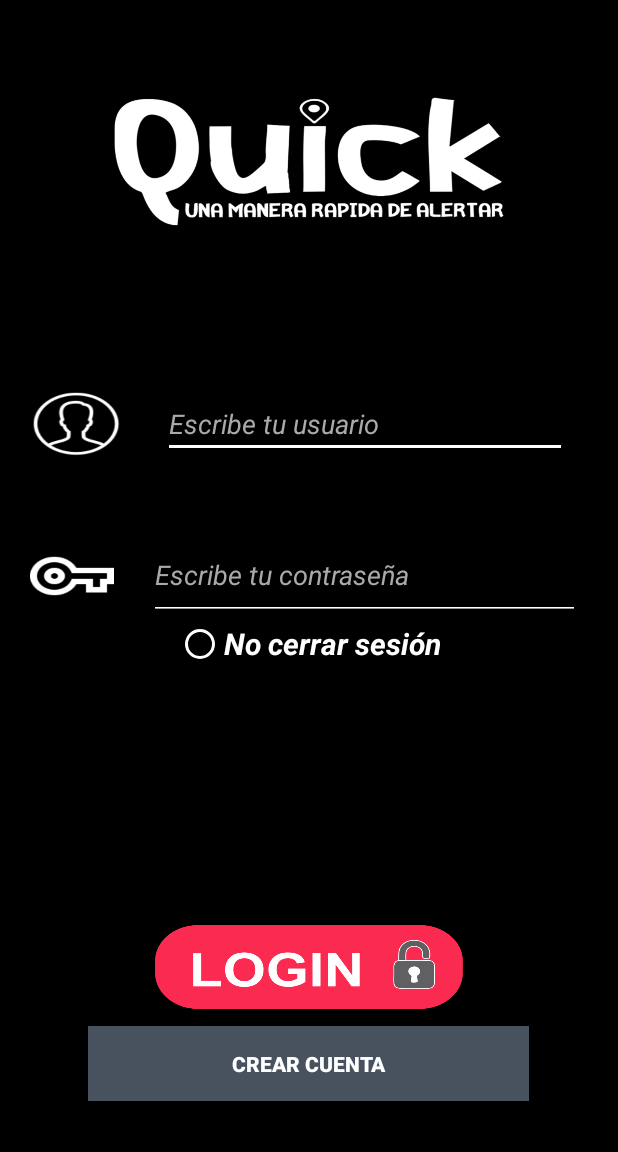
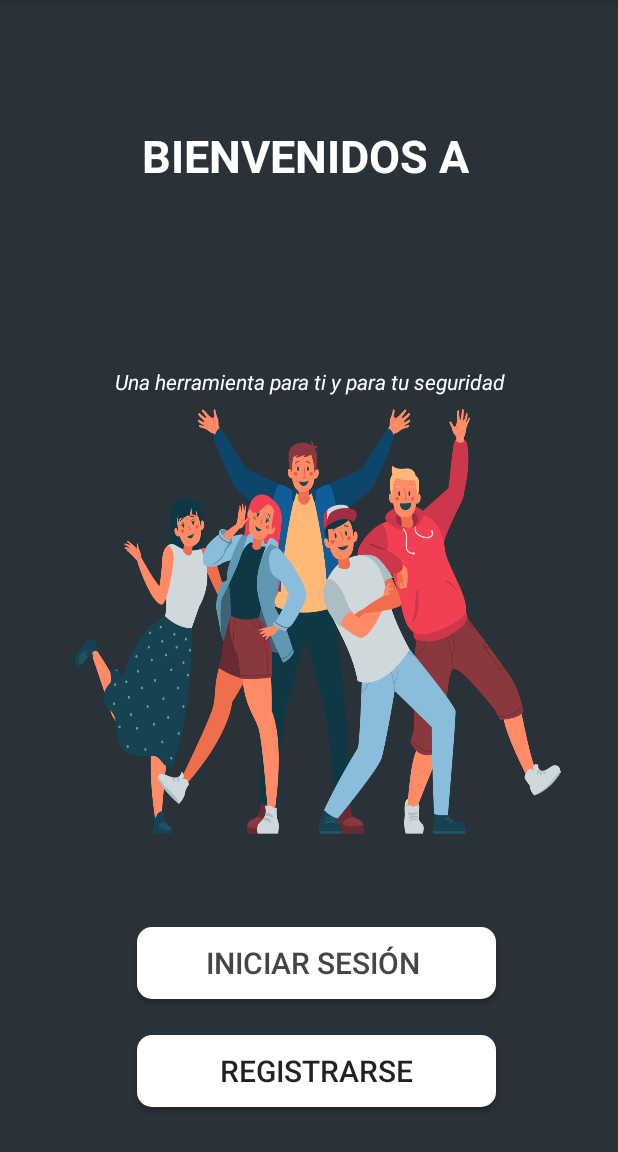
Before and after one commit to SunnyVelasco/quick, an Android app: the screen it shows after launch (MainActivity before the commit, bienvenida after it), on a phone screen of 412 x 824 dp, the part 84-1236 px from its top. Run offline under Robolectric (Android 15) with nearby library versions, the phone set to English and light mode, and no system bars.

Commit message:
se puso como bienvenida principal y se direcciono las opciones

```diff
--- a/app/src/main/java/com/example/marip/quick/MainActivity.java
+++ b/app/src/main/java/com/example/marip/quick/MainActivity.java
@@ -40,7 +40,7 @@ public class MainActivity extends AppCompatActivity {
 
         db= new BaseDatos(MainActivity.this);
         Iniciar=(Button)findViewById(R.id.btn_iniciarS);
-        CrearC=(Button)findViewById(R.id.btn_crearC);
+       // CrearC=(Button)findViewById(R.id.btn_crearC);
 
         Usuario_Login=(EditText)findViewById(R.id.txt_usuario);
         Password_Login=(EditText)findViewById(R.id.txt_contra);
@@ -67,14 +67,14 @@ public class MainActivity extends AppCompatActivity {
             }
         });
 
-        CrearC.setOnClickListener(new View.OnClickListener() {
+     /*   CrearC.setOnClickListener(new View.OnClickListener() {
             @Override
             public void onClick(View v) {
                 Intent CrearC= new Intent(MainActivity.this, registro.class);
                 startActivity(CrearC);
                // finish(); //aqui*****
             }
-        });
+        }); */
 
     }
 
@@ -129,7 +129,7 @@ public class MainActivity extends AppCompatActivity {
                             Contenedor.getString(Contenedor.getColumnIndex("password"))));
                     Intent Iniciar = new Intent(MainActivity.this, boton_emergencia.class);
                     startActivity(Iniciar);
-                    finish();
+                   // finish();
                 }
                 else
                 {
--- a/app/src/main/java/com/example/marip/quick/bienvenida.java
+++ b/app/src/main/java/com/example/marip/quick/bienvenida.java
@@ -1,13 +1,43 @@
 package com.example.marip.quick;
 
+import android.content.Intent;
 import android.support.v7.app.AppCompatActivity;
 import android.os.Bundle;
+import android.view.View;
+import android.widget.Button;
 
 public class bienvenida extends AppCompatActivity {
+    private static final String STRING_PREFERENCES = "Quick";
+    private static final String PREFERENCE_ESTADO_BUTTON_SESION = "estado.button.sesion";
+    Button Iniciar, registro;
 
     @Override
     protected void onCreate(Bundle savedInstanceState) {
         super.onCreate(savedInstanceState);
         setContentView(R.layout.activity_bienvenida);
+        Iniciar=(Button)findViewById(R.id.Iniciar_sesión);
+        registro=(Button)findViewById(R.id.Registrarse);
+
+
+        Iniciar.setOnClickListener(new View.OnClickListener() {
+            @Override
+            public void onClick(View v) {
+                Intent Crear= new Intent(bienvenida.this, MainActivity.class);
+                startActivity(Crear);
+               // finish(); //aqui*****
+            }
+        });
+
+
+        registro.setOnClickListener(new View.OnClickListener() {
+            @Override
+            public void onClick(View v) {
+                Intent CrearC= new Intent(bienvenida.this, registro.class);
+                startActivity(CrearC);
+               // finish(); //aqui*****
+            }
+        });
     }
+
+
 }
--- a/app/src/main/java/com/example/marip/quick/boton_emergencia.java
+++ b/app/src/main/java/com/example/marip/quick/boton_emergencia.java
@@ -154,7 +154,7 @@ public class boton_emergencia extends AppCompatActivity {
 
         if(id == R.id.Cerrar_sesion){
             MainActivity.CerrarSesionMenu(boton_emergencia.this,false);
-            Intent i = new Intent(boton_emergencia.this, MainActivity.class);
+            Intent i = new Intent(boton_emergencia.this, bienvenida.class);
             startActivity(i);
             finish();
         }
--- a/app/src/main/res/layout/activity_bienvenida.xml
+++ b/app/src/main/res/layout/activity_bienvenida.xml
@@ -5,7 +5,10 @@
     android:layout_width="match_parent"
     android:layout_height="match_parent"
     android:background="@color/fondo2"
-    tools:context=".bienvenida">
+    tools:context=".bienvenida"
+
+    >
+
 
     <TextView
         android:id="@+id/textView2"
@@ -58,7 +61,7 @@
         android:textSize="20dp" />
 
     <Button
-        android:id="@+id/button2"
+        android:id="@+id/Registrarse"
         android:layout_width="239dp"
         android:layout_height="wrap_content"
         android:layout_alignParentStart="true"
--- a/app/src/main/res/layout/activity_main.xml
+++ b/app/src/main/res/layout/activity_main.xml
@@ -59,18 +59,6 @@
         android:textColor="#FFFFFF"
         android:textStyle="bold" />
 
-    <Button
-        android:id="@+id/btn_crearC"
-        android:layout_width="294dp"
-        android:layout_height="50dp"
-        android:layout_alignParentBottom="true"
-        android:layout_centerHorizontal="true"
-        android:layout_marginBottom="34dp"
-        android:background="#47525E"
-        android:text="@string/crear_cuenta"
-        android:textColor="#FFFFFF"
-        android:textStyle="bold" />
-
     <ImageView
         android:id="@+id/imageView14"
         android:layout_width="62dp"
```
Also changed, not shown: app/src/main/AndroidManifest.xml (+12 -4 lines).
